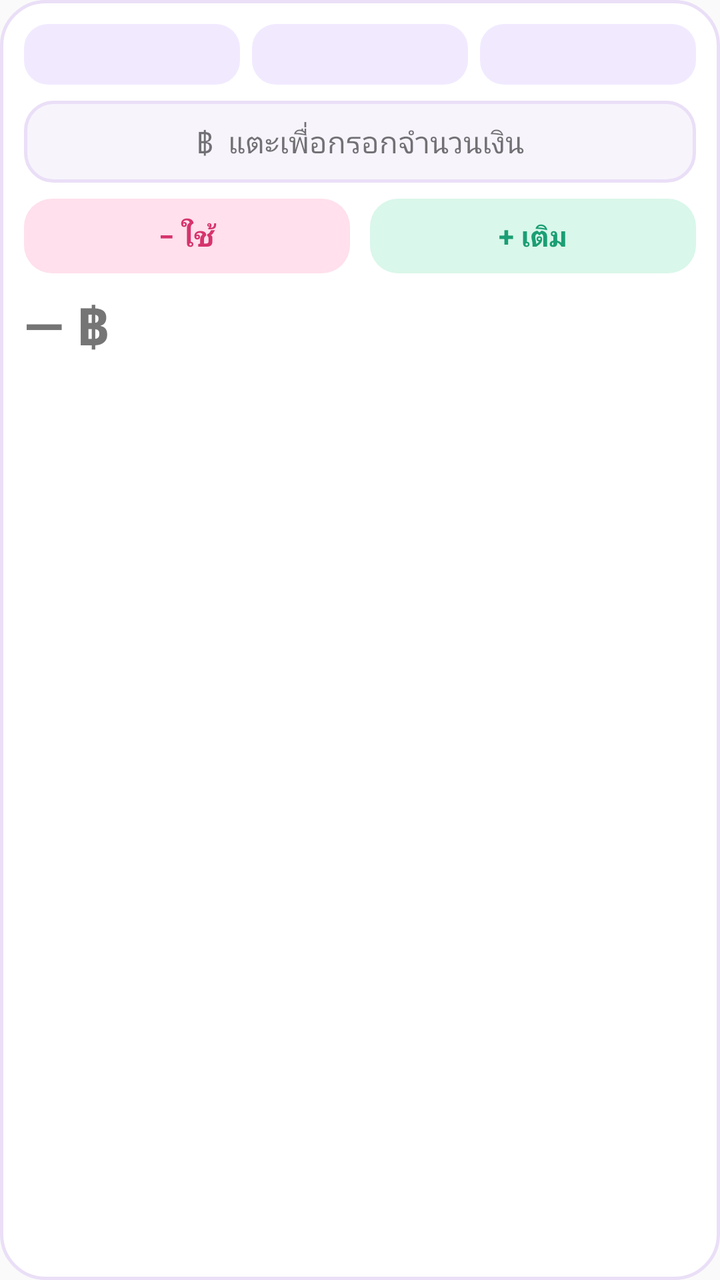
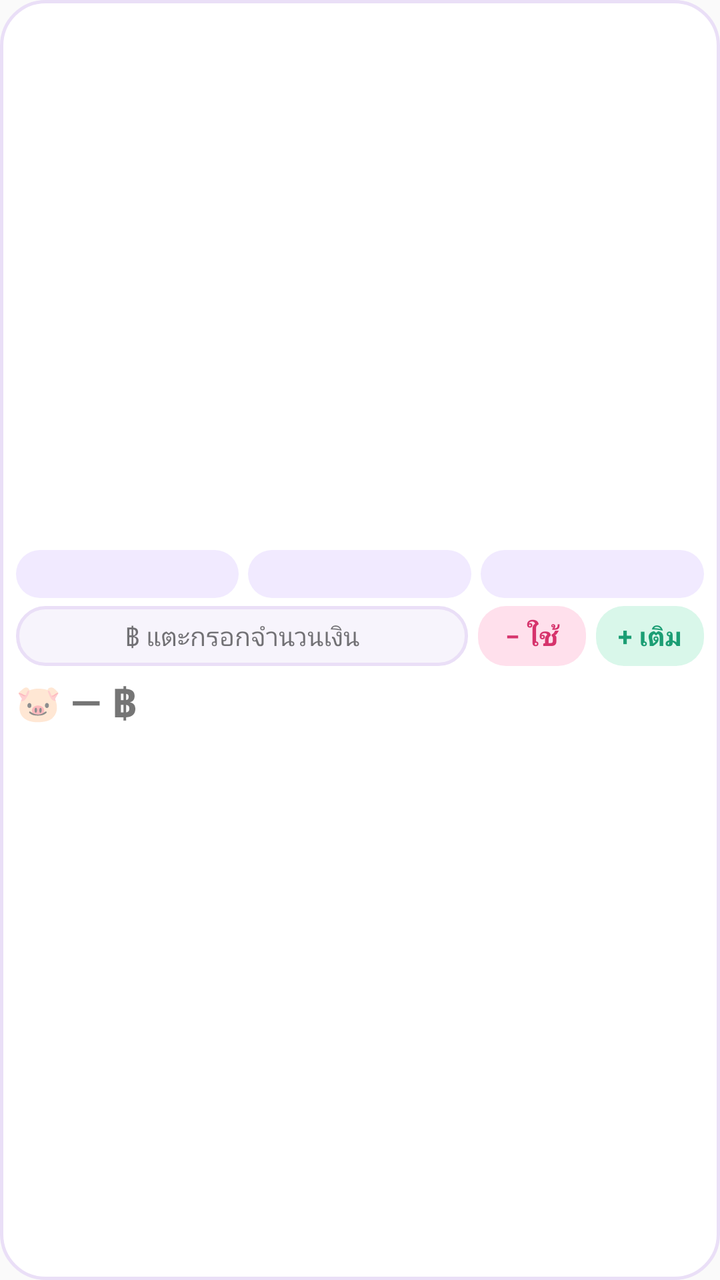

Two renders of the same Android screen: before a commit and after it. Below are the layout's source before the change and the commit's diff.
<!-- AndroidManifest.xml: application theme Theme.Paopao -->
<!-- res/layout/widget.xml -->
<?xml version="1.0" encoding="utf-8"?>
<LinearLayout xmlns:android="http://schemas.android.com/apk/res/android"
    android:id="@+id/root" android:layout_width="match_parent" android:layout_height="match_parent"
    android:orientation="vertical" android:padding="12dp" android:background="@drawable/widget_bg">

    <LinearLayout android:layout_width="match_parent" android:layout_height="wrap_content" android:orientation="horizontal">
        <TextView android:id="@+id/chip0" android:layout_width="0dp" android:layout_height="wrap_content" android:layout_weight="1"
            android:layout_marginEnd="4dp" android:background="@drawable/chip_cat" android:gravity="center"
            android:paddingTop="7dp" android:paddingBottom="7dp" android:maxLines="1" android:ellipsize="end" android:textSize="12sp" />
        <TextView android:id="@+id/chip1" android:layout_width="0dp" android:layout_height="wrap_content" android:layout_weight="1"
            android:layout_marginStart="2dp" android:layout_marginEnd="2dp" android:background="@drawable/chip_cat" android:gravity="center"
            android:paddingTop="7dp" android:paddingBottom="7dp" android:maxLines="1" android:ellipsize="end" android:textSize="12sp" />
        <TextView android:id="@+id/chip2" android:layout_width="0dp" android:layout_height="wrap_content" android:layout_weight="1"
            android:layout_marginStart="4dp" android:background="@drawable/chip_cat" android:gravity="center"
            android:paddingTop="7dp" android:paddingBottom="7dp" android:maxLines="1" android:ellipsize="end" android:textSize="12sp" />
    </LinearLayout>

    <TextView android:id="@+id/amt" android:layout_width="match_parent" android:layout_height="wrap_content"
        android:layout_marginTop="8dp" android:background="@drawable/chip_amt" android:gravity="center"
        android:paddingTop="10dp" android:paddingBottom="10dp" android:textSize="15sp" android:text="฿  แตะเพื่อกรอกจำนวนเงิน" />

    <LinearLayout android:layout_width="match_parent" android:layout_height="wrap_content"
        android:layout_marginTop="8dp" android:orientation="horizontal">
        <TextView android:id="@+id/btn_out" android:layout_width="0dp" android:layout_height="wrap_content" android:layout_weight="1"
            android:layout_marginEnd="5dp" android:background="@drawable/chip_out" android:gravity="center"
            android:paddingTop="9dp" android:paddingBottom="9dp" android:text="− ใช้" android:textStyle="bold" android:textColor="#D6336C" />
        <TextView android:id="@+id/btn_in" android:layout_width="0dp" android:layout_height="wrap_content" android:layout_weight="1"
            android:layout_marginStart="5dp" android:background="@drawable/chip_in" android:gravity="center"
            android:paddingTop="9dp" android:paddingBottom="9dp" android:text="+ เติม" android:textStyle="bold" android:textColor="#1B9E74" />
    </LinearLayout>

    <TextView android:id="@+id/left" android:layout_width="match_parent" android:layout_height="wrap_content"
        android:layout_marginTop="8dp" android:text="— ฿" android:textSize="26sp" android:textStyle="bold" />
    <TextView android:id="@+id/sub" android:layout_width="match_parent" android:layout_height="wrap_content"
        android:maxLines="2" android:ellipsize="end" android:textSize="11sp" />
</LinearLayout>
<!-- resources referenced by this layout -->
<resources>
  <!-- drawable chip_amt (drawable) -->
  <?xml version="1.0" encoding="utf-8"?>
  <shape xmlns:android="http://schemas.android.com/apk/res/android" android:shape="rectangle">
      <solid android:color="#F7F4FC" />
      <corners android:radius="14dp" />
      <stroke android:width="1.5dp" android:color="#EADFF7" />
  </shape>
  <!-- drawable chip_cat (drawable) -->
  <?xml version="1.0" encoding="utf-8"?>
  <shape xmlns:android="http://schemas.android.com/apk/res/android" android:shape="rectangle">
      <solid android:color="#F1EAFF" />
      <corners android:radius="12dp" />
  </shape>
  <!-- drawable chip_in (drawable) -->
  <?xml version="1.0" encoding="utf-8"?>
  <shape xmlns:android="http://schemas.android.com/apk/res/android" android:shape="rectangle">
      <solid android:color="#D9F7EA" />
      <corners android:radius="14dp" />
  </shape>
  <!-- drawable chip_out (drawable) -->
  <?xml version="1.0" encoding="utf-8"?>
  <shape xmlns:android="http://schemas.android.com/apk/res/android" android:shape="rectangle">
      <solid android:color="#FFE0EC" />
      <corners android:radius="14dp" />
  </shape>
  <!-- drawable widget_bg (drawable) -->
  <?xml version="1.0" encoding="utf-8"?>
  <shape xmlns:android="http://schemas.android.com/apk/res/android" android:shape="rectangle">
      <solid android:color="#FFFFFF" />
      <corners android:radius="22dp" />
      <stroke android:width="1.5dp" android:color="#EADFF7" />
  </shape>
  <style name="Theme.Paopao" parent="Theme.AppCompat.Light.NoActionBar" />
</resources>

<!-- the commit's change to res/layout/widget.xml (unified diff, before → after) -->
@@ -1,36 +1,46 @@
 <?xml version="1.0" encoding="utf-8"?>
 <LinearLayout xmlns:android="http://schemas.android.com/apk/res/android"
     android:id="@+id/root" android:layout_width="match_parent" android:layout_height="match_parent"
-    android:orientation="vertical" android:padding="12dp" android:background="@drawable/widget_bg">
+    android:orientation="vertical" android:gravity="center_vertical" android:padding="8dp"
+    android:background="@drawable/widget_bg">
 
+    
     <LinearLayout android:layout_width="match_parent" android:layout_height="wrap_content" android:orientation="horizontal">
-        <TextView android:id="@+id/chip0" android:layout_width="0dp" android:layout_height="wrap_content" android:layout_weight="1"
-            android:layout_marginEnd="4dp" android:background="@drawable/chip_cat" android:gravity="center"
-            android:paddingTop="7dp" android:paddingBottom="7dp" android:maxLines="1" android:ellipsize="end" android:textSize="12sp" />
-        <TextView android:id="@+id/chip1" android:layout_width="0dp" android:layout_height="wrap_content" android:layout_weight="1"
-            android:layout_marginStart="2dp" android:layout_marginEnd="2dp" android:background="@drawable/chip_cat" android:gravity="center"
-            android:paddingTop="7dp" android:paddingBottom="7dp" android:maxLines="1" android:ellipsize="end" android:textSize="12sp" />
-        <TextView android:id="@+id/chip2" android:layout_width="0dp" android:layout_height="wrap_content" android:layout_weight="1"
-            android:layout_marginStart="4dp" android:background="@drawable/chip_cat" android:gravity="center"
-            android:paddingTop="7dp" android:paddingBottom="7dp" android:maxLines="1" android:ellipsize="end" android:textSize="12sp" />
+        <TextView android:id="@+id/chip0" android:layout_width="0dp" android:layout_height="24dp" android:layout_weight="1"
+            android:layout_marginEnd="3dp" android:background="@drawable/chip_cat" android:gravity="center"
+            android:maxLines="1" android:ellipsize="end" android:textSize="11sp" />
+        <TextView android:id="@+id/chip1" android:layout_width="0dp" android:layout_height="24dp" android:layout_weight="1"
+            android:layout_marginStart="1.5dp" android:layout_marginEnd="1.5dp" android:background="@drawable/chip_cat" android:gravity="center"
+            android:maxLines="1" android:ellipsize="end" android:textSize="11sp" />
+        <TextView android:id="@+id/chip2" android:layout_width="0dp" android:layout_height="24dp" android:layout_weight="1"
+            android:layout_marginStart="3dp" android:background="@drawable/chip_cat" android:gravity="center"
+            android:maxLines="1" android:ellipsize="end" android:textSize="11sp" />
     </LinearLayout>
 
-    <TextView android:id="@+id/amt" android:layout_width="match_parent" android:layout_height="wrap_content"
-        android:layout_marginTop="8dp" android:background="@drawable/chip_amt" android:gravity="center"
-        android:paddingTop="10dp" android:paddingBottom="10dp" android:textSize="15sp" android:text="฿  แตะเพื่อกรอกจำนวนเงิน" />
-
+    
     <LinearLayout android:layout_width="match_parent" android:layout_height="wrap_content"
-        android:layout_marginTop="8dp" android:orientation="horizontal">
-        <TextView android:id="@+id/btn_out" android:layout_width="0dp" android:layout_height="wrap_content" android:layout_weight="1"
-            android:layout_marginEnd="5dp" android:background="@drawable/chip_out" android:gravity="center"
-            android:paddingTop="9dp" android:paddingBottom="9dp" android:text="− ใช้" android:textStyle="bold" android:textColor="#D6336C" />
-        <TextView android:id="@+id/btn_in" android:layout_width="0dp" android:layout_height="wrap_content" android:layout_weight="1"
-            android:layout_marginStart="5dp" android:background="@drawable/chip_in" android:gravity="center"
-            android:paddingTop="9dp" android:paddingBottom="9dp" android:text="+ เติม" android:textStyle="bold" android:textColor="#1B9E74" />
+        android:layout_marginTop="4dp" android:orientation="horizontal" android:gravity="center_vertical">
+        <TextView android:id="@+id/amt" android:layout_width="0dp" android:layout_height="30dp" android:layout_weight="1"
+            android:background="@drawable/chip_amt" android:gravity="center" android:maxLines="1"
+            android:textSize="13sp" android:text="฿ แตะกรอกจำนวนเงิน" />
+        <TextView android:id="@+id/btn_out" android:layout_width="wrap_content" android:layout_height="30dp"
+            android:layout_marginStart="5dp" android:minWidth="54dp" android:background="@drawable/chip_out" android:gravity="center"
+            android:paddingStart="10dp" android:paddingEnd="10dp" android:text="− ใช้" android:textSize="13sp"
+            android:textStyle="bold" android:textColor="#D6336C" />
+        <TextView android:id="@+id/btn_in" android:layout_width="wrap_content" android:layout_height="30dp"
+            android:layout_marginStart="5dp" android:minWidth="54dp" android:background="@drawable/chip_in" android:gravity="center"
+            android:paddingStart="10dp" android:paddingEnd="10dp" android:text="+ เติม" android:textSize="13sp"
+            android:textStyle="bold" android:textColor="#1B9E74" />
     </LinearLayout>
 
-    <TextView android:id="@+id/left" android:layout_width="match_parent" android:layout_height="wrap_content"
-        android:layout_marginTop="8dp" android:text="— ฿" android:textSize="26sp" android:textStyle="bold" />
-    <TextView android:id="@+id/sub" android:layout_width="match_parent" android:layout_height="wrap_content"
-        android:maxLines="2" android:ellipsize="end" android:textSize="11sp" />
+    
+    <LinearLayout android:layout_width="match_parent" android:layout_height="wrap_content"
+        android:layout_marginTop="4dp" android:orientation="horizontal" android:gravity="center_vertical">
+        <TextView android:id="@+id/pig" android:layout_width="wrap_content" android:layout_height="wrap_content"
+            android:layout_marginEnd="5dp" android:text="🐷" android:textSize="18sp" />
+        <TextView android:id="@+id/left" android:layout_width="0dp" android:layout_height="wrap_content" android:layout_weight="1"
+            android:maxLines="1" android:ellipsize="end" android:text="— ฿" android:textSize="20sp" android:textStyle="bold" />
+        <TextView android:id="@+id/sub" android:layout_width="wrap_content" android:layout_height="wrap_content"
+            android:maxWidth="130dp" android:gravity="end" android:maxLines="2" android:ellipsize="end" android:textSize="11sp" />
+    </LinearLayout>
 </LinearLayout>
